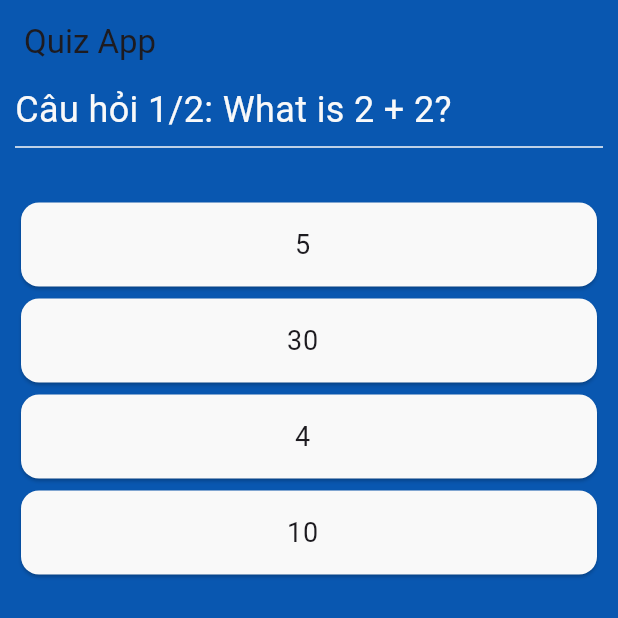
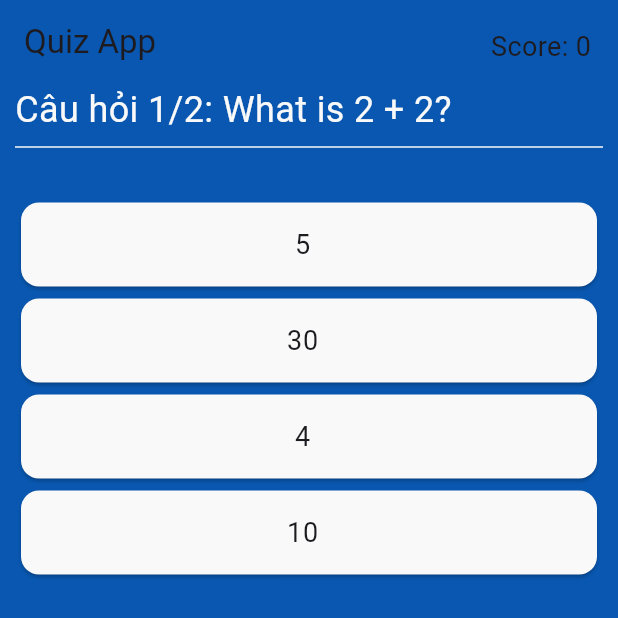
Before and after one commit to dacbac2702/simplequiz_app, a Flutter app: the screen it shows after launch, on a phone screen of 412 x 824 dp, the top half of it. Run offline on Flutter 3.47's test engine with Material 3 defaults, Android fonts, the light colour scheme and no system bars.

Commit message:
Update home_screen.dart and option_card.dart

```diff
--- a/lib/screens/home_screen.dart
+++ b/lib/screens/home_screen.dart
@@ -30,9 +30,12 @@ class _HomeScreenState extends State<HomeScreen> {
 
   // Create an index to loop through _questions
   int index = 0;
+  // Create a score variable
+  int score = 0;
   // Create a boolean value to check if the user has clicked
   bool isPressed = false;
   // Create a function to display the next question
+  bool isAlreadySelected = false;
   void nextQuestion() {
     if (index == _questions.length - 1) {
       return;
@@ -41,6 +44,7 @@ class _HomeScreenState extends State<HomeScreen> {
         setState(() {
           index++; // When the index will change to 1. rebuild the app.
           isPressed = false;
+          isAlreadySelected = false;
         });
       } else {
         ScaffoldMessenger.of(context).showSnackBar(const SnackBar(
@@ -53,10 +57,18 @@ class _HomeScreenState extends State<HomeScreen> {
   }
 
   // Create a function for changing color
-  void changeColor() {
+  void checkAnswerAndUpdate(bool value) {
+    if (isAlreadySelected) {
+      return;
+    } else {
+      if (value == true) {
+        score++;
+      }
       setState(() {
         isPressed = true;
+        isAlreadySelected = true;
       });
+    }
   }
 
   @override
@@ -68,6 +80,15 @@ class _HomeScreenState extends State<HomeScreen> {
         title: const Text('Quiz App'),
         backgroundColor: background,
         shadowColor: Colors.transparent,
+        actions: [
+          Padding(
+            padding: const EdgeInsets.all(18.0),
+            child: Text(
+              'Score: $score',
+              style: const TextStyle(fontSize: 18.0),
+            ),
+          ),
+        ],
       ),
       body: Container(
         width: double.infinity,
@@ -84,14 +105,17 @@ class _HomeScreenState extends State<HomeScreen> {
           // Add some space
           const SizedBox(height: 25.0),
           for (int i = 0; i < _questions[index].options.length; i++)
-            OptionCard(
+            GestureDetector(
+              onTap: () => checkAnswerAndUpdate(
+                  _questions[index].options.values.toList()[i]),
+              child: OptionCard(
                 option: _questions[index].options.keys.toList()[i],
                 color: isPressed
                     ? _questions[index].options.values.toList()[i] == true
                         ? correct
                         : incorrect
                     : neutral,
-              onTap: changeColor,
+              ),
             ),
         ]),
       ),
--- a/lib/widgets/option_card.dart
+++ b/lib/widgets/option_card.dart
@@ -2,20 +2,16 @@ import 'package:flutter/material.dart';
 import '../constants.dart';
 
 class OptionCard extends StatelessWidget {
-  const OptionCard(
-      {Key? key,
+  const OptionCard({
+    Key? key,
     required this.option,
     required this.color,
-      required this.onTap})
-      : super(key: key);
+  }) : super(key: key);
   final String option;
-  final VoidCallback onTap;
   final Color color;
   @override
   Widget build(BuildContext context) {
-    return GestureDetector(
-      onTap: onTap,
-      child: Card(
+    return Card(
       color: color,
       child: ListTile(
         title: Text(
@@ -26,7 +22,6 @@ class OptionCard extends StatelessWidget {
           ),
         ),
       ),
-      ),
     );
   }
 }
```
Lines whose indentation alone changed are shown as unchanged.
